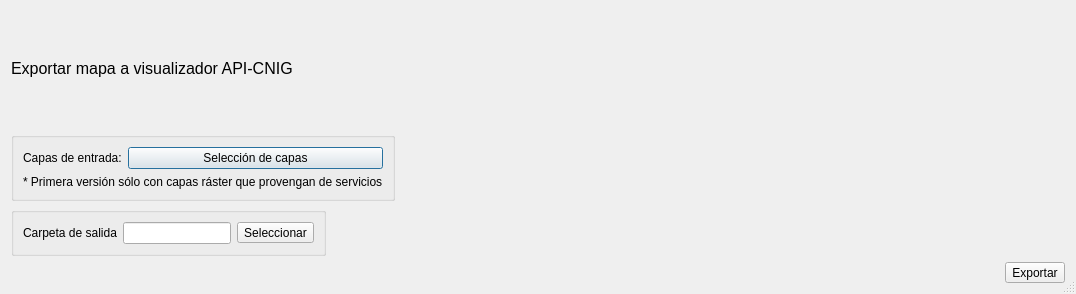
First picture: the form in qgis2apicnig/QGIS2APICNIG_dialog_base.ui, repository IngenieroGeomatico/QGIS2API-CNIG, before the edit.
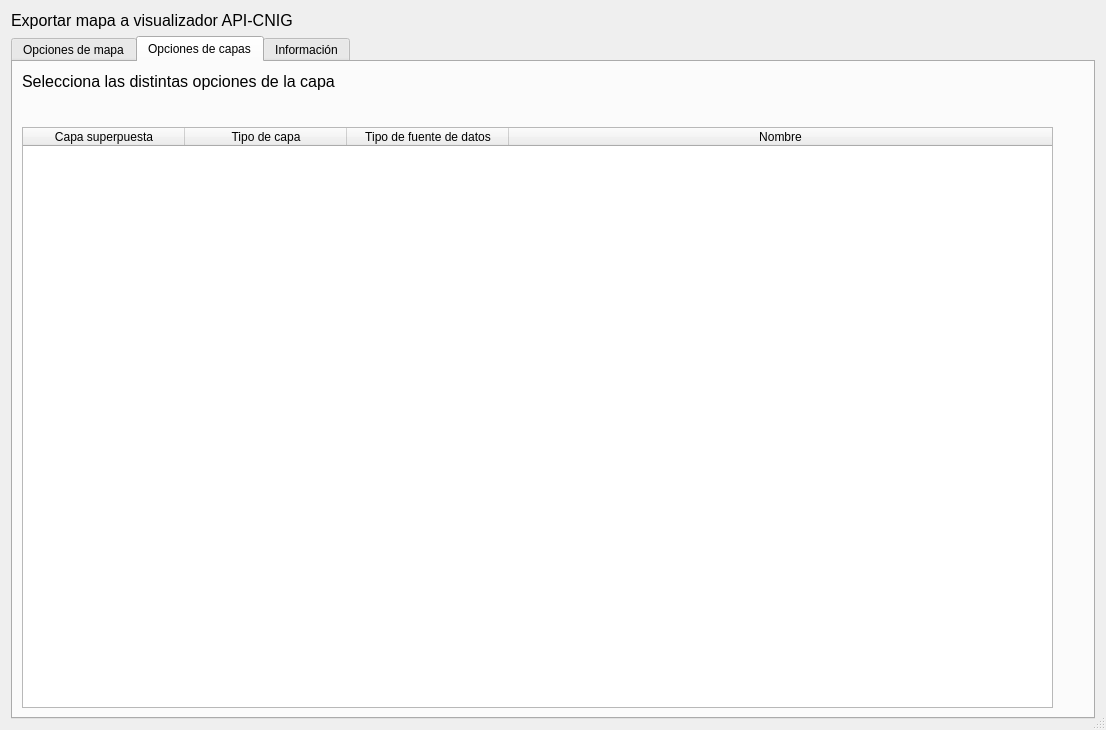
Second picture: the form after the edit. The open tabs and pages were chosen to show the change. Custom widgets are drawn as their Qt base class.

Commit message: se sigue con el desarrollo

What changed in the file:
```diff
--- a/qgis2apicnig/QGIS2APICNIG_dialog_base.ui
+++ b/qgis2apicnig/QGIS2APICNIG_dialog_base.ui
@@ -9,8 +9,8 @@
    <rect>
     <x>0</x>
     <y>0</y>
-    <width>1076</width>
-    <height>294</height>
+    <width>1106</width>
+    <height>730</height>
    </rect>
   </property>
   <property name="sizePolicy">
@@ -19,6 +19,12 @@
     <verstretch>5</verstretch>
    </sizepolicy>
   </property>
+  <property name="minimumSize">
+   <size>
+    <width>1042</width>
+    <height>709</height>
+   </size>
+  </property>
   <property name="windowTitle">
    <string>QGIS2API-CNIG</string>
   </property>
@@ -28,9 +34,9 @@
   <property name="modal">
    <bool>true</bool>
   </property>
-  <layout class="QGridLayout" name="gridLayout_5">
+  <layout class="QGridLayout" name="gridLayout_13">
    <item row="0" column="0">
-    <layout class="QGridLayout" name="gridLayout_4">
+    <layout class="QGridLayout" name="gridLayout_8">
      <item row="0" column="0">
       <widget class="QLabel" name="label">
        <property name="sizePolicy">
@@ -50,47 +56,34 @@
       </widget>
      </item>
      <item row="1" column="0">
-      <layout class="QGridLayout" name="gridLayout_3">
-       <item row="0" column="0">
-        <widget class="QgsCollapsibleGroupBox" name="mGroupBox">
-         <property name="sizePolicy">
-          <sizepolicy hsizetype="Fixed" vsizetype="Preferred">
-           <horstretch>0</horstretch>
-           <verstretch>0</verstretch>
-          </sizepolicy>
-         </property>
-         <layout class="QGridLayout" name="gridLayout">
-          <item row="0" column="0">
-           <layout class="QHBoxLayout" name="horizontalLayout">
-            <item>
-             <widget class="QLabel" name="label_2">
-              <property name="sizePolicy">
-               <sizepolicy hsizetype="Fixed" vsizetype="Preferred">
-                <horstretch>0</horstretch>
-                <verstretch>0</verstretch>
-               </sizepolicy>
-              </property>
-              <property name="text">
-               <string>Capas de entrada:</string>
-              </property>
-             </widget>
-            </item>
-            <item>
-             <widget class="QPushButton" name="pushButton_SelectLayers">
-              <property name="text">
-               <string>Selección de capas</string>
-              </property>
-              <property name="autoDefault">
-               <bool>true</bool>
-              </property>
-              <property name="default">
-               <bool>true</bool>
-              </property>
-             </widget>
-            </item>
-           </layout>
-          </item>
-          <item row="1" column="0">
+      <widget class="QTabWidget" name="tabWidget">
+       <property name="minimumSize">
+        <size>
+         <width>1025</width>
+         <height>661</height>
+        </size>
+       </property>
+       <property name="font">
+        <font>
+         <strikeout>false</strikeout>
+         <kerning>true</kerning>
+        </font>
+       </property>
+       <property name="currentIndex">
+        <number>0</number>
+       </property>
+       <widget class="QWidget" name="tab_opcionesMapa">
+        <attribute name="title">
+         <string>Opciones de mapa</string>
+        </attribute>
+        <layout class="QGridLayout" name="gridLayout_9">
+         <item row="0" column="0">
+          <layout class="QGridLayout" name="gridLayout_7">
+           <item row="0" column="0">
+            <layout class="QGridLayout" name="gridLayout_6">
+             <item row="0" column="0">
+              <layout class="QGridLayout" name="gridLayout_5">
+               <item row="0" column="0">
            <widget class="QLabel" name="label_4">
             <property name="sizePolicy">
              <sizepolicy hsizetype="Fixed" vsizetype="Preferred">
@@ -98,13 +91,59 @@
               <verstretch>0</verstretch>
              </sizepolicy>
             </property>
+                 <property name="minimumSize">
+                  <size>
+                   <width>411</width>
+                   <height>22</height>
+                  </size>
+                 </property>
+                 <property name="maximumSize">
+                  <size>
+                   <width>411</width>
+                   <height>22</height>
+                  </size>
+                 </property>
+                 <property name="font">
+                  <font>
+                   <pointsize>12</pointsize>
+                   <strikeout>false</strikeout>
+                   <kerning>true</kerning>
+                  </font>
+                 </property>
             <property name="text">
-             <string>* Primera versión sólo con capas ráster que provengan de servicios</string>
+                  <string>Selecciona las distintas opciones del visualizador</string>
             </property>
            </widget>
           </item>
-         </layout>
-        </widget>
+               <item row="1" column="0">
+                <spacer name="verticalSpacer">
+                 <property name="orientation">
+                  <enum>Qt::Vertical</enum>
+                 </property>
+                 <property name="sizeHint" stdset="0">
+                  <size>
+                   <width>20</width>
+                   <height>438</height>
+                  </size>
+                 </property>
+                </spacer>
+               </item>
+              </layout>
+             </item>
+             <item row="0" column="1">
+              <spacer name="horizontalSpacer_2">
+               <property name="orientation">
+                <enum>Qt::Horizontal</enum>
+               </property>
+               <property name="sizeHint" stdset="0">
+                <size>
+                 <width>558</width>
+                 <height>20</height>
+                </size>
+               </property>
+              </spacer>
+             </item>
+            </layout>
        </item>
        <item row="1" column="0">
         <widget class="QgsCollapsibleGroupBox" name="mGroupBox_2">
@@ -114,7 +153,26 @@
            <verstretch>0</verstretch>
           </sizepolicy>
          </property>
-         <layout class="QGridLayout" name="gridLayout_2">
+             <property name="minimumSize">
+              <size>
+               <width>991</width>
+               <height>111</height>
+              </size>
+             </property>
+             <property name="maximumSize">
+              <size>
+               <width>991</width>
+               <height>111</height>
+              </size>
+             </property>
+             <property name="title">
+              <string>Opciones de exportación</string>
+             </property>
+             <layout class="QGridLayout" name="gridLayout_4">
+              <item row="0" column="0">
+               <layout class="QGridLayout" name="gridLayout_3">
+                <item row="0" column="0">
+                 <layout class="QGridLayout" name="gridLayout">
           <item row="0" column="0">
            <widget class="QLabel" name="label_3">
             <property name="sizePolicy">
@@ -136,6 +194,12 @@
               <verstretch>0</verstretch>
              </sizepolicy>
             </property>
+                    <property name="minimumSize">
+                     <size>
+                      <width>761</width>
+                      <height>21</height>
+                     </size>
+                    </property>
            </widget>
           </item>
           <item row="0" column="2">
@@ -152,9 +216,10 @@
            </widget>
           </item>
          </layout>
-        </widget>
-       </item>
-       <item row="2" column="0">
+                </item>
+                <item row="1" column="0">
+                 <layout class="QGridLayout" name="gridLayout_2">
+                  <item row="0" column="0">
         <spacer name="horizontalSpacer">
          <property name="sizePolicy">
           <sizepolicy hsizetype="Minimum" vsizetype="Minimum">
@@ -167,13 +232,13 @@
          </property>
          <property name="sizeHint" stdset="0">
           <size>
-           <width>848</width>
-           <height>20</height>
+                      <width>858</width>
+                      <height>28</height>
           </size>
          </property>
         </spacer>
        </item>
-       <item row="2" column="1">
+                  <item row="0" column="1">
         <widget class="QToolButton" name="toolButton_2">
          <property name="sizePolicy">
           <sizepolicy hsizetype="Fixed" vsizetype="Fixed">
@@ -187,6 +252,163 @@
         </widget>
        </item>
       </layout>
+                </item>
+               </layout>
+              </item>
+             </layout>
+            </widget>
+           </item>
+          </layout>
+         </item>
+        </layout>
+       </widget>
+       <widget class="QWidget" name="tab_opcionesCapa">
+        <attribute name="title">
+         <string>Opciones de capas</string>
+        </attribute>
+        <layout class="QGridLayout" name="gridLayout_14">
+         <item row="0" column="0">
+          <layout class="QGridLayout" name="gridLayout_12">
+           <item row="0" column="0">
+            <layout class="QGridLayout" name="gridLayout_11">
+             <item row="0" column="0">
+              <layout class="QGridLayout" name="gridLayout_10">
+               <item row="0" column="0">
+                <widget class="QLabel" name="label_2">
+                 <property name="sizePolicy">
+                  <sizepolicy hsizetype="Fixed" vsizetype="Preferred">
+                   <horstretch>0</horstretch>
+                   <verstretch>0</verstretch>
+                  </sizepolicy>
+                 </property>
+                 <property name="font">
+                  <font>
+                   <pointsize>12</pointsize>
+                  </font>
+                 </property>
+                 <property name="text">
+                  <string>Selecciona las distintas opciones de la capa</string>
+                 </property>
+                </widget>
+               </item>
+               <item row="0" column="1">
+                <spacer name="horizontalSpacer_3">
+                 <property name="orientation">
+                  <enum>Qt::Horizontal</enum>
+                 </property>
+                 <property name="sizeHint" stdset="0">
+                  <size>
+                   <width>668</width>
+                   <height>20</height>
+                  </size>
+                 </property>
+                </spacer>
+               </item>
+              </layout>
+             </item>
+             <item row="1" column="0">
+              <spacer name="verticalSpacer_2">
+               <property name="orientation">
+                <enum>Qt::Vertical</enum>
+               </property>
+               <property name="sizeHint" stdset="0">
+                <size>
+                 <width>20</width>
+                 <height>40</height>
+                </size>
+               </property>
+              </spacer>
+             </item>
+            </layout>
+           </item>
+           <item row="1" column="0">
+            <widget class="QTableWidget" name="tableWidget_capas">
+             <property name="sizePolicy">
+              <sizepolicy hsizetype="Maximum" vsizetype="Minimum">
+               <horstretch>0</horstretch>
+               <verstretch>0</verstretch>
+              </sizepolicy>
+             </property>
+             <property name="minimumSize">
+              <size>
+               <width>1031</width>
+               <height>581</height>
+              </size>
+             </property>
+             <property name="maximumSize">
+              <size>
+               <width>16777215</width>
+               <height>16777215</height>
+              </size>
+             </property>
+             <property name="rowCount">
+              <number>0</number>
+             </property>
+             <property name="columnCount">
+              <number>4</number>
+             </property>
+             <attribute name="horizontalHeaderCascadingSectionResizes">
+              <bool>true</bool>
+             </attribute>
+             <attribute name="horizontalHeaderMinimumSectionSize">
+              <number>150</number>
+             </attribute>
+             <attribute name="horizontalHeaderDefaultSectionSize">
+              <number>162</number>
+             </attribute>
+             <attribute name="horizontalHeaderShowSortIndicator" stdset="0">
+              <bool>true</bool>
+             </attribute>
+             <attribute name="horizontalHeaderStretchLastSection">
+              <bool>true</bool>
+             </attribute>
+             <attribute name="verticalHeaderCascadingSectionResizes">
+              <bool>true</bool>
+             </attribute>
+             <column>
+              <property name="text">
+               <string>Capa superpuesta</string>
+              </property>
+              <property name="textAlignment">
+               <set>AlignCenter</set>
+              </property>
+             </column>
+             <column>
+              <property name="text">
+               <string>Tipo de capa</string>
+              </property>
+              <property name="textAlignment">
+               <set>AlignCenter</set>
+              </property>
+             </column>
+             <column>
+              <property name="text">
+               <string>Tipo de fuente de datos</string>
+              </property>
+              <property name="textAlignment">
+               <set>AlignCenter</set>
+              </property>
+             </column>
+             <column>
+              <property name="text">
+               <string>Nombre</string>
+              </property>
+              <property name="textAlignment">
+               <set>AlignCenter</set>
+              </property>
+             </column>
+            </widget>
+           </item>
+          </layout>
+         </item>
+        </layout>
+       </widget>
+       <widget class="QWidget" name="tab_informacion">
+        <attribute name="title">
+         <string>Información</string>
+        </attribute>
+       </widget>
+      </widget>
      </item>
     </layout>
    </item>
```
Lines whose indentation alone changed are shown as unchanged. The commit also changes 2 other files.
